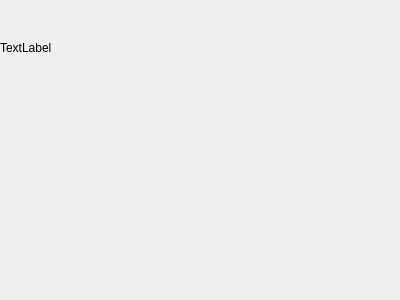
Qt form pop.ui (1059444127/KMCSAssistant) before a commit.
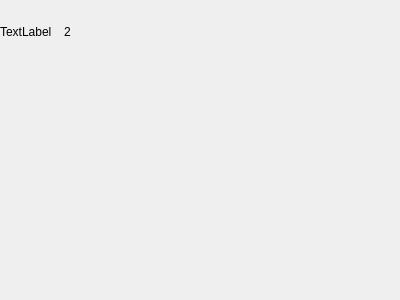
The same form after that commit.

```diff
--- a/pop.ui
+++ b/pop.ui
@@ -18,26 +18,51 @@
     <rect>
      <x>0</x>
      <y>0</y>
-     <width>96</width>
-     <height>96</height>
+     <width>64</width>
+     <height>64</height>
     </rect>
    </property>
    <property name="minimumSize">
     <size>
-     <width>96</width>
-     <height>96</height>
+     <width>64</width>
+     <height>64</height>
     </size>
    </property>
    <property name="maximumSize">
     <size>
-     <width>96</width>
-     <height>96</height>
+     <width>64</width>
+     <height>64</height>
     </size>
    </property>
    <property name="text">
     <string>TextLabel</string>
    </property>
   </widget>
+  <widget class="QLabel" name="popLabel2">
+   <property name="geometry">
+    <rect>
+     <x>64</x>
+     <y>0</y>
+     <width>96</width>
+     <height>64</height>
+    </rect>
+   </property>
+   <property name="minimumSize">
+    <size>
+     <width>96</width>
+     <height>64</height>
+    </size>
+   </property>
+   <property name="maximumSize">
+    <size>
+     <width>16777215</width>
+     <height>64</height>
+    </size>
+   </property>
+   <property name="text">
+    <string>2</string>
+   </property>
+  </widget>
  </widget>
  <resources/>
  <connections/>
```
